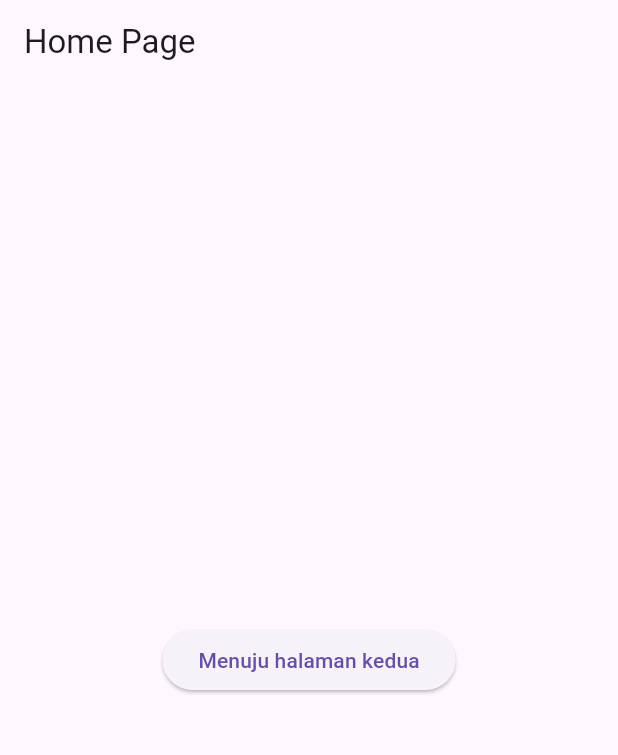
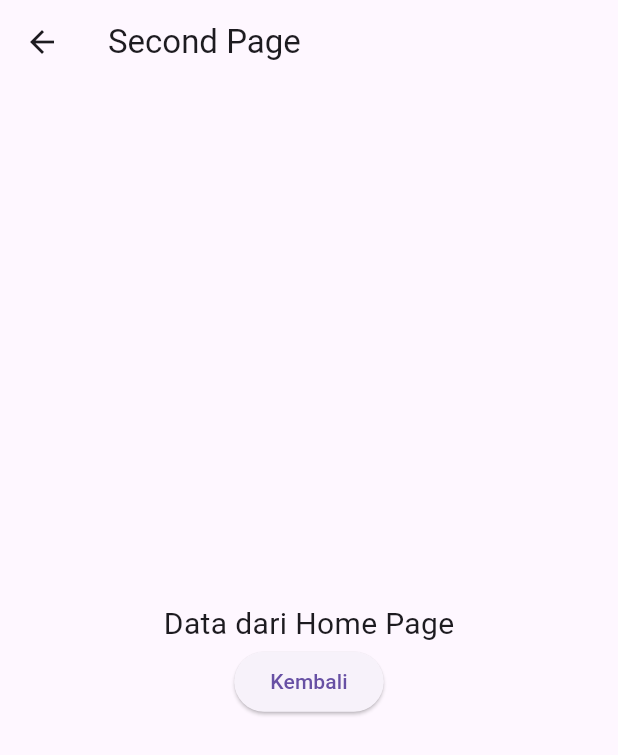
Before and after one commit to viktoryglory/21102080_Ti3_ppb2324-2, a Flutter app: the screen it shows after launch, after a tap on "Menuju halaman kedua", on a phone screen of 412 x 824 dp. Shown: the top 755 px of the screen. Run offline on Flutter 3.47's test engine with Material 3 defaults, Android fonts, the light colour scheme and no system bars; our stand-ins replace bloc, equatable.

Commit message:
menambahkan file baru bernama second_page.dart, Pada class HomePage tambahkan Navigator pada fungsi onPressed untuk menuju halaman Second Page, menambakan tombol kembali pada halaman Second Page, menambahkan Navigator pop pada tombol kembali, menambahkan variable data pada SecondPage dan ubah constructor SecondPage, Bungkus tombol (ElevatedButton) dengan Column dan tambahkan widget Text yang akan menampilkan data, Pada HomePage tambahkan argument untuk parameter data.

```diff
--- a/praktikum_5/lib/home_page.dart
+++ b/praktikum_5/lib/home_page.dart
@@ -1,4 +1,5 @@
 import 'package:flutter/material.dart';
+import 'package:praktikum_5/second_page.dart';
 
 class HomePage extends StatelessWidget {
   const HomePage({super.key});
@@ -11,7 +12,16 @@
       ),
       body: Center(
         child: ElevatedButton(
-          onPressed: () {},
+          onPressed: () {
+            Navigator.push(
+              context,
+              MaterialPageRoute(
+                builder: (context) => const SecondPage(
+                  data: 'Data dari Home Page',
+                ),
+              ),
+            );
+          },
           child: const Text('Menuju halaman kedua'),
         ),
       ),
--- /dev/null
+++ b/praktikum_5/lib/second_page.dart
@@ -0,0 +1,32 @@
+import 'package:flutter/material.dart';
+
+class SecondPage extends StatelessWidget {
+  final String? data;
+  const SecondPage({Key? key, this.data}) : super(key: key);
+
+  @override
+  Widget build(BuildContext context) {
+    return Scaffold(
+      appBar: AppBar(
+        title: const Text('Second Page'),
+      ),
+      body: Center(
+        child: Column(
+          mainAxisAlignment: MainAxisAlignment.center,
+          children: [
+            Text(
+              data ?? '',
+              style: const TextStyle(fontSize: 20.0),
+            ),
+            ElevatedButton(
+              onPressed: () {
+                Navigator.pop(context);
+              },
+              child: const Text('Kembali'),
+            ),
+          ],
+        ),
+      ),
+    );
+  }
+}
```
